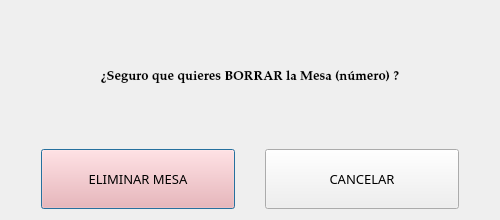
Above: src/ui/EliminarMesa.ui from IvanJesusCorbalanPascual/Gestor-de-Eventos before the change. Below: the same form after it.
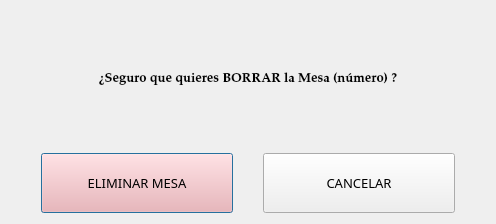
That is the form after the change.

The edit to the form file:
```diff
--- a/src/ui/EliminarMesa.ui
+++ b/src/ui/EliminarMesa.ui
@@ -6,8 +6,8 @@
    <rect>
     <x>0</x>
     <y>0</y>
-    <width>500</width>
-    <height>220</height>
+    <width>496</width>
+    <height>224</height>
    </rect>
   </property>
   <property name="windowTitle">
```
